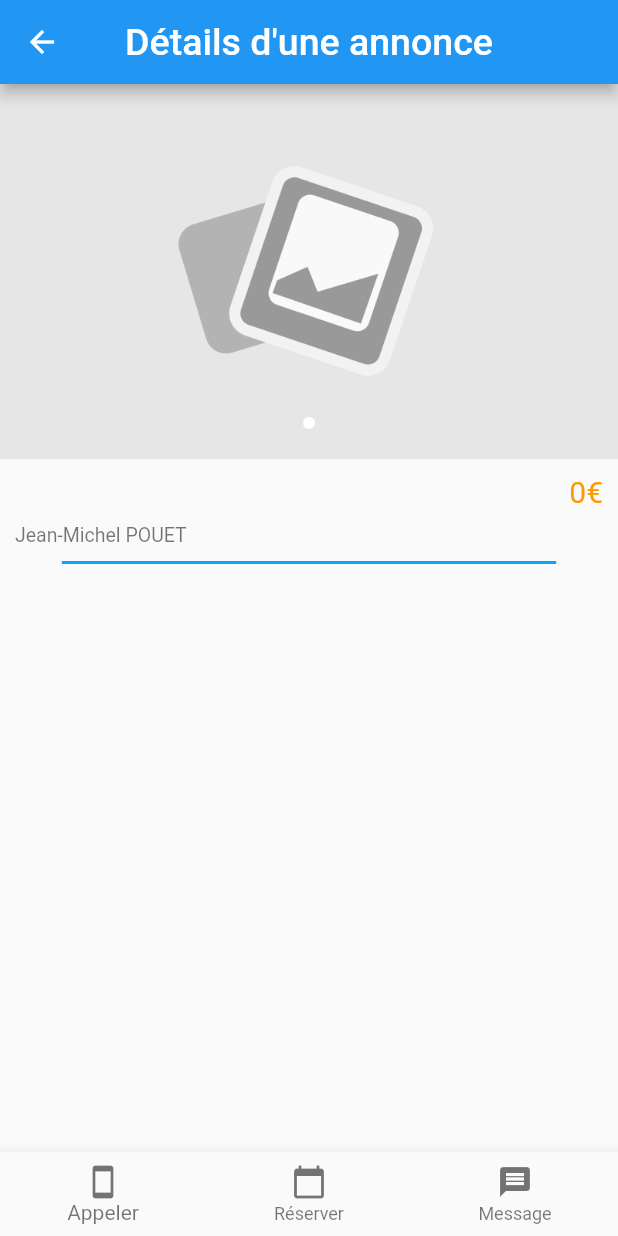
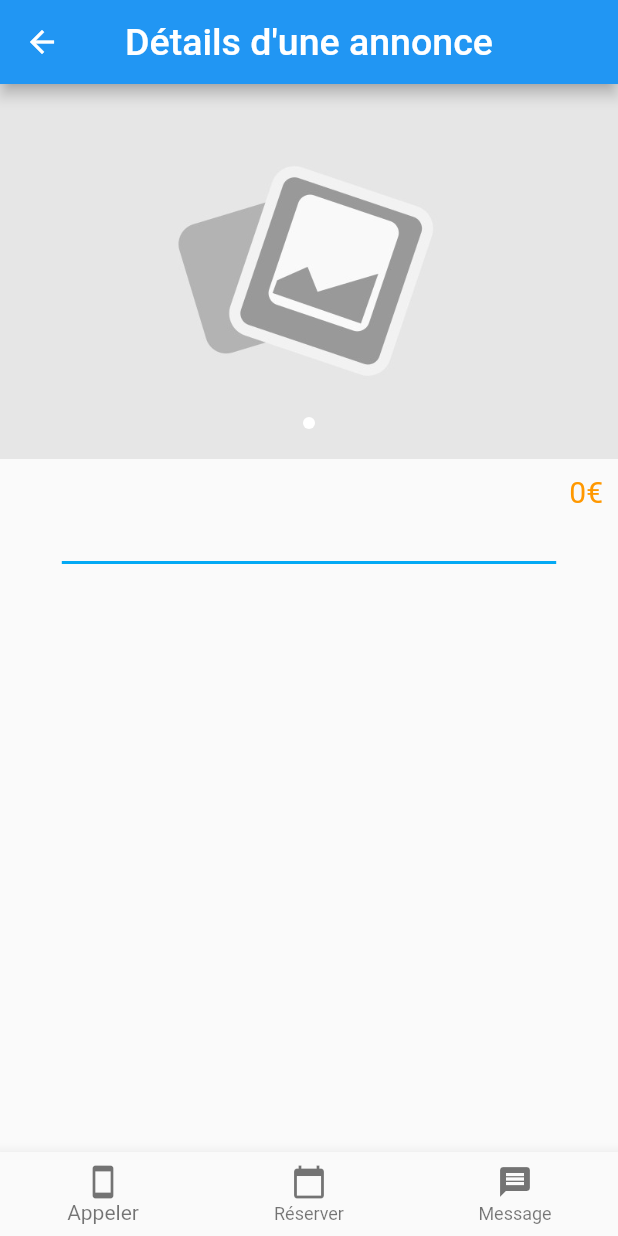
Before and after one commit to hughnatt/trops_app, a Flutter app: the DetailedAdvertPage screen opened directly with empty values, on a phone screen of 412 x 824 dp. Run offline on Flutter 3.47's test engine with Material 2 defaults, Android fonts, the phone set to English and light mode, and no system bars; drawn by our look-alikes of carousel_pro; our stand-ins replace cached_network_image, font_awesome_flutter, image_picker, pull_to_refresh; missing offline and left inert: date_range_picker; network calls fail.

```diff
--- a/lib/api/data.dart
+++ b/lib/api/data.dart
@@ -21,7 +21,9 @@ Future<List<Advert>> getAllAdverts() async {
         item["title"],
         item["price"],
         item["description"],
-        photos
+        photos,
+        item["owner"],
+        item["category"]
       );
 
       _adverts.add(advert);
--- a/lib/models/Advert.dart
+++ b/lib/models/Advert.dart
@@ -4,9 +4,11 @@ class Advert {
   int _price;
   String _description;
   List<String> _photos;
+  String _owner;
+  String _category;
 
 
-  Advert(this._title, this._price, this._description, this._photos);
+  Advert(this._title, this._price, this._description, this._photos, this._owner, this._category);
 
   String getTitle(){
     return this._title;
@@ -41,4 +43,12 @@ class Advert {
   bool isEmpty(){
     return _photos.length == 0;
   }
+
+  String getCategory(){
+    return this._category;
+  }
+
+  String getOwner(){
+    return this._owner;
+  }
 }
--- a/lib/ui/detailedAdvert.dart
+++ b/lib/ui/detailedAdvert.dart
@@ -96,13 +96,22 @@ class DetailedAdvertPage extends StatelessWidget {
                     ],
                   ),
                   Row(
+                    mainAxisAlignment: MainAxisAlignment.spaceBetween,
                     children: <Widget>[
                       Container(
                         padding: EdgeInsets.all(10.0),
                         child: Text(
-                          "Jean-Michel POUET",
-                          overflow: TextOverflow.ellipsis,
-                          maxLines: 3,
+                          this.advert.getOwner(),
+                          style: TextStyle(
+                            fontSize: 13.0,
+                            color: Colors.black54,
+                          ),
+                        ),
+                      ),
+                      Container(
+                        padding: EdgeInsets.all(10.0),
+                        child: Text(
+                          this.advert.getCategory(),
                           style: TextStyle(
                             fontSize: 13.0,
                             color: Colors.black54,
```
